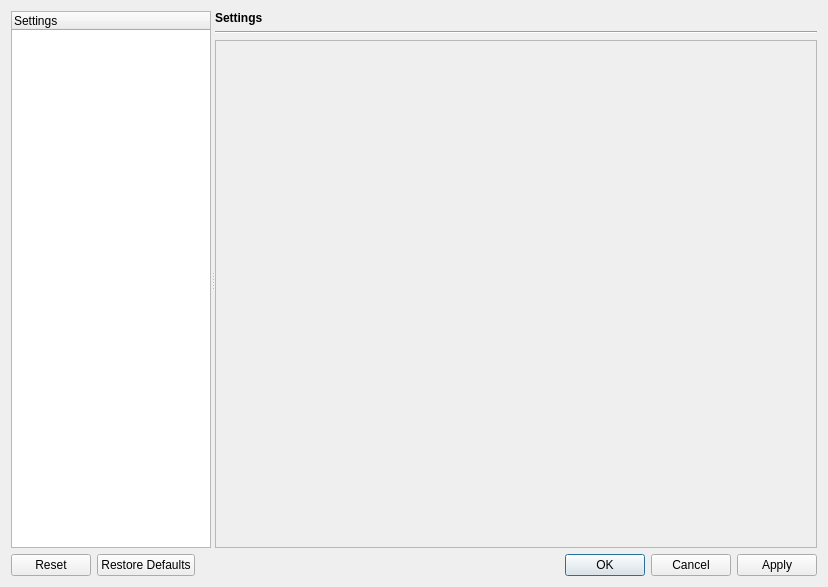
Before: the Qt Designer form src/qtui/ui/settingsdlg.ui in quassel/quassel, drawn with Qt 5.
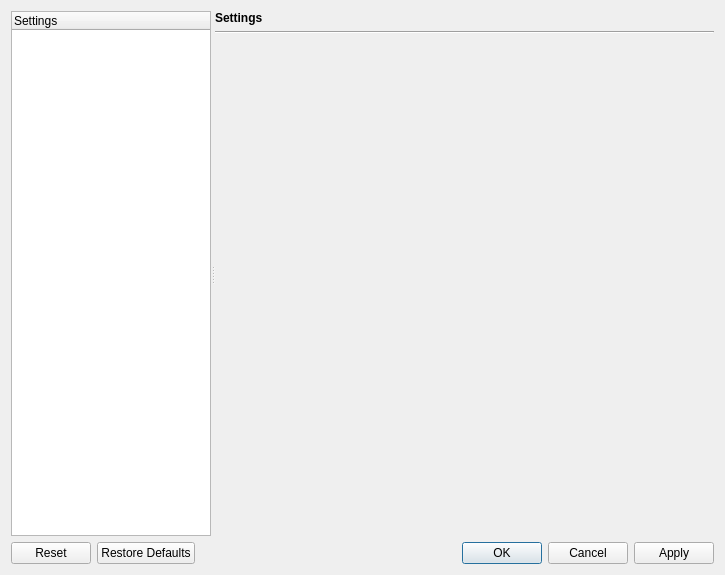
After: the same form once the commit is applied.

Commit message: Fixing BR #149 (high cpu load in settings)

```diff
--- a/src/qtui/ui/settingsdlg.ui
+++ b/src/qtui/ui/settingsdlg.ui
@@ -5,28 +5,20 @@
    <rect>
     <x>0</x>
     <y>0</y>
-    <width>828</width>
-    <height>587</height>
+    <width>725</width>
+    <height>575</height>
    </rect>
   </property>
   <property name="windowTitle" >
    <string>Configure Quassel</string>
   </property>
-  <layout class="QVBoxLayout" >
-   <item>
-    <layout class="QVBoxLayout" >
+  <layout class="QVBoxLayout" name="verticalLayout_2" >
      <item>
       <widget class="QSplitter" name="splitter" >
        <property name="orientation" >
         <enum>Qt::Horizontal</enum>
        </property>
        <widget class="QTreeWidget" name="settingsTree" >
-        <property name="sizePolicy" >
-         <sizepolicy vsizetype="Expanding" hsizetype="Preferred" >
-          <horstretch>0</horstretch>
-          <verstretch>0</verstretch>
-         </sizepolicy>
-        </property>
         <property name="maximumSize" >
          <size>
           <width>200</width>
@@ -39,8 +31,8 @@
          </property>
         </column>
        </widget>
-       <widget class="QWidget" name="layoutWidget" >
-        <layout class="QVBoxLayout" >
+     <widget class="QWidget" name="" >
+      <layout class="QVBoxLayout" name="verticalLayout" >
          <item>
           <widget class="QLabel" name="pageTitle" >
            <property name="font" >
@@ -62,29 +54,17 @@
           </widget>
          </item>
          <item>
-          <widget class="QScrollArea" name="settingsFrame" >
-           <property name="frameShape" >
-            <enum>QFrame::StyledPanel</enum>
-           </property>
-           <property name="frameShadow" >
-            <enum>QFrame::Sunken</enum>
-           </property>
-           <layout class="QVBoxLayout" >
-            <item>
              <widget class="QStackedWidget" name="settingsStack" >
-              <property name="minimumSize" >
-               <size>
-                <width>16</width>
-                <height>16</height>
-               </size>
-              </property>
-              <property name="currentIndex" >
-               <number>0</number>
-              </property>
-              <widget class="QWidget" name="page_3" />
-             </widget>
-            </item>
-           </layout>
+         <widget class="QWidget" name="page" >
+          <property name="geometry" >
+           <rect>
+            <x>0</x>
+            <y>0</y>
+            <width>492</width>
+            <height>466</height>
+           </rect>
+          </property>
+         </widget>
           </widget>
          </item>
         </layout>
@@ -97,22 +77,12 @@
         <enum>Qt::Horizontal</enum>
        </property>
        <property name="standardButtons" >
-        <set>QDialogButtonBox::Apply|QDialogButtonBox::Cancel|QDialogButtonBox::NoButton|QDialogButtonBox::Ok|QDialogButtonBox::Reset|QDialogButtonBox::RestoreDefaults</set>
+      <set>QDialogButtonBox::Apply|QDialogButtonBox::Cancel|QDialogButtonBox::Ok|QDialogButtonBox::Reset|QDialogButtonBox::RestoreDefaults</set>
        </property>
       </widget>
      </item>
     </layout>
-   </item>
-  </layout>
  </widget>
- <customwidgets>
-  <customwidget>
-   <class>QScrollArea</class>
-   <extends>QFrame</extends>
-   <header>QScrollArea</header>
-   <container>1</container>
-  </customwidget>
- </customwidgets>
  <resources/>
  <connections/>
 </ui>
```
Lines whose indentation alone changed are shown as unchanged. The commit also changes 2 other files.
